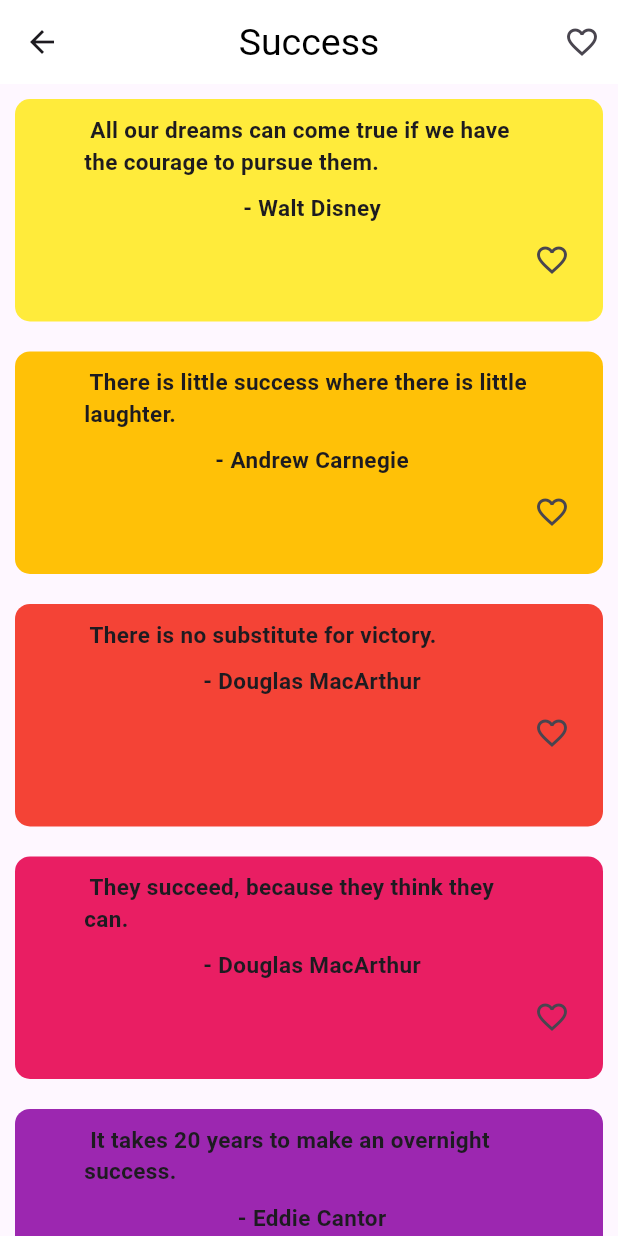
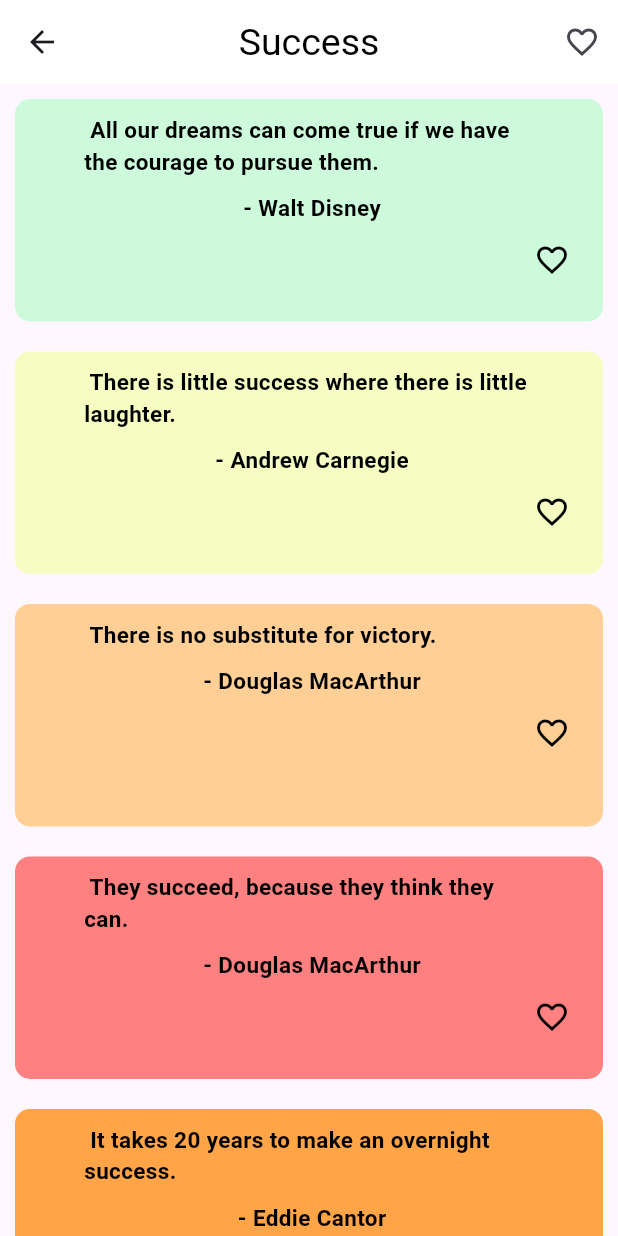
Before and after one commit to HarshilMoradiya1244/quotes_app_getx, a Flutter app: the screen it shows after launch, after a tap on "Success", on a phone screen of 412 x 824 dp. Run offline on Flutter 3.47's test engine with Material 3 defaults, Android fonts, the light colour scheme and no system bars; our stand-ins replace animated_text_kit, get, shared_preferences, sqflite; accounts and stored records are empty.

Commit message:
Splash , ColorList ,Animated Text

```diff
--- a/lib/home/view/home_screen.dart
+++ b/lib/home/view/home_screen.dart
@@ -104,7 +104,7 @@ class _HomeScreenState extends State<HomeScreen> {
                               crossAxisAlignment: CrossAxisAlignment.center,
                               mainAxisAlignment: MainAxisAlignment.start,
                               children: [
-                                Text("${controller.quotesList[index].category}",style: const TextStyle(fontSize: 15,fontWeight:FontWeight.bold),),
+                                Text("${controller.quotesList[index].category}",style: const TextStyle(fontSize: 15,fontWeight:FontWeight.bold,color: Colors.black),),
                                 const Spacer(),
                                 Image.asset("${controller.quotesList[index].image}",height: 50,width: 50,)
                               ],
--- a/lib/quotes/view/quotes_screen.dart
+++ b/lib/quotes/view/quotes_screen.dart
@@ -27,8 +27,9 @@ class _QuotesScreenState extends State<QuotesScreen> {
           title:  Text("${model.category}"),
           actions: [
             IconButton(onPressed: (){
-              DBHelper dbHelper = DBHelper();
-              dbHelper.insertCategory(controller.quotesList as DbModel);
+              // DbModel dbModel = DbModel();
+              // DBHelper dbHelper = DBHelper();
+              // dbHelper.insertCategory();
             }, icon: const Icon(Icons.favorite_border))
           ],
         ),
@@ -55,7 +56,7 @@ class _QuotesScreenState extends State<QuotesScreen> {
                           child: Text(
                             "${model.qoutesList[index]}",
                             style: const TextStyle(
-                                fontSize: 15, fontWeight: FontWeight.bold),
+                                fontSize: 15, fontWeight: FontWeight.bold,color: Colors.black),
                             overflow: TextOverflow.clip,
                             maxLines: 2,
                           ),
@@ -66,7 +67,7 @@ class _QuotesScreenState extends State<QuotesScreen> {
                       Text(
                         "${model.authorList[index]}",
                         style: const TextStyle(
-                            fontSize: 15, fontWeight: FontWeight.bold),
+                            fontSize: 15, fontWeight: FontWeight.bold,color: Colors.black),
                       ),
                       Align(
                         alignment: Alignment.bottomRight,
@@ -78,8 +79,9 @@ class _QuotesScreenState extends State<QuotesScreen> {
                                 category: model.category);
                             DBHelper dbHelper = DBHelper();
                             dbHelper.insertData(dbModel);
+                            Get.snackbar("Add Successfully", "Check In Favorite");
                           },
-                          icon: const Icon(Icons.favorite_border),
+                          icon: const Icon(Icons.favorite_border,color: Colors.black,),
                         ),
                       ),
                     ],
--- /dev/null
+++ b/lib/splash/view/splash_screen.dart
@@ -0,0 +1,62 @@
+import 'package:animated_text_kit/animated_text_kit.dart';
+import 'package:flutter/material.dart';
+
+class SplashScreen extends StatefulWidget {
+  const SplashScreen({super.key});
+
+  @override
+  State<SplashScreen> createState() => _SplashScreenState();
+}
+
+class _SplashScreenState extends State<SplashScreen> {
+  @override
+  void initState() {
+    super.initState();
+    Future.delayed(const Duration(seconds: 4), () {
+      Navigator.pushReplacementNamed(context, 'home');
+    });
+  }
+  @override
+  Widget build(BuildContext context) {
+
+    return SafeArea(
+      child: Scaffold(
+        body: Center(
+          child: Stack(children: [
+            Align(
+              alignment: Alignment.center,
+              child: Image.asset(
+                "assets/images/splash.png",
+                height: 200,
+              ),
+            ),
+            Align(
+              alignment: Alignment.center,
+              child: AnimatedTextKit(
+                animatedTexts: [
+                  ColorizeAnimatedText(
+                    'Quotes',
+                    textStyle: const TextStyle(
+                      fontSize: 40,
+                      fontWeight: FontWeight.bold,
+                    ),
+                    speed: const Duration(milliseconds: 300),
+                    colors: [
+                      Colors.black,
+                      Colors.white,
+                      Colors.black54
+                    ],
+                  ),
+                ],
+                totalRepeatCount: 1,
+                pause: const Duration(milliseconds: 500),
+                displayFullTextOnTap: true,
+                stopPauseOnTap: true,
+              ),
+            ),
+          ]),
+        ),
+      ),
+    );
+  }
+}
--- a/lib/utils/app_routes.dart
+++ b/lib/utils/app_routes.dart
@@ -2,9 +2,11 @@ import 'package:flutter/material.dart';
 import 'package:quotes_app_getx/home/view/home_screen.dart';
 import 'package:quotes_app_getx/liked_quotes/view/liked_quotes_screen.dart';
 import 'package:quotes_app_getx/quotes/view/quotes_screen.dart';
+import 'package:quotes_app_getx/splash/view/splash_screen.dart';
 
 Map<String,WidgetBuilder> screen_routes = {
-  '/':(context) => const HomeScreen(),
+  '/':(context) => const SplashScreen(),
+  'home':(context) => const HomeScreen(),
   'quotes':(context) => const QuotesScreen(),
   'likedQuotes':(context) => const LikedQuotesScreen(),
   'likedCategory':(context) => const LikedQuotesScreen(),
--- a/pubspec.yaml
+++ b/pubspec.yaml
@@ -39,6 +39,7 @@ dependencies:
   sqflite: ^2.3.2
   path_provider: ^2.1.2
   shared_preferences: ^2.2.2
+  animated_text_kit: ^4.2.2
 
 dev_dependencies:
   flutter_test:
```
Also changed, not shown: lib/utils/colorList.dart (+10 -1 lines), assets/images/splash.png (added), pubspec.lock.
